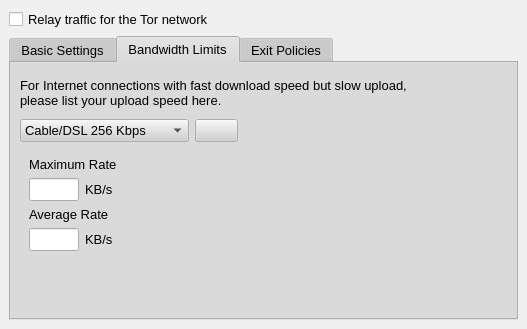
a-ilin/vidalia, file src/gui/config/serverpage.ui: the form before one commit.
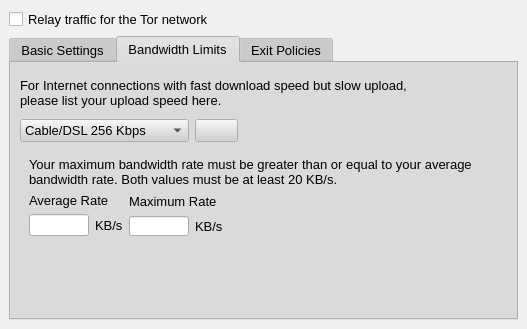
The form after the commit. The open tabs and pages were chosen to show the change. Icons and pictures are not drawn.

Commit message:
r1700@adrastea:  edmanm | 2007-02-24 20:11:14 -0500  Rearrange the custom bandwidth limit boxes a bit and add a couple sentences  to give users a hint as to what the constraints are, instead of simply  enforcing the limits and hoping they notice. They don't.
svn:r1652

What changed in the file:
```diff
--- a/src/gui/config/serverpage.ui
+++ b/src/gui/config/serverpage.ui
@@ -1035,127 +1035,7 @@
              <property name="spacing" >
               <number>6</number>
              </property>
-             <item row="1" column="0" >
-              <layout class="QGridLayout" >
-               <property name="margin" >
-                <number>0</number>
-               </property>
-               <property name="spacing" >
-                <number>6</number>
-               </property>
-               <item row="1" column="0" >
-                <widget class="QLineEdit" name="lineAvgRateLimit" >
-                 <property name="sizePolicy" >
-                  <sizepolicy>
-                   <hsizetype>0</hsizetype>
-                   <vsizetype>0</vsizetype>
-                   <horstretch>0</horstretch>
-                   <verstretch>0</verstretch>
-                  </sizepolicy>
-                 </property>
-                 <property name="minimumSize" >
-                  <size>
-                   <width>50</width>
-                   <height>0</height>
-                  </size>
-                 </property>
-                 <property name="maximumSize" >
-                  <size>
-                   <width>50</width>
-                   <height>27</height>
-                  </size>
-                 </property>
-                 <property name="contextMenuPolicy" >
-                  <enum>Qt::NoContextMenu</enum>
-                 </property>
-                 <property name="toolTip" >
-                  <string>Long-term average bandwidth limit</string>
-                 </property>
-                 <property name="maxLength" >
-                  <number>10</number>
-                 </property>
-                 <property name="alignment" >
-                  <set>Qt::AlignRight</set>
-                 </property>
-                </widget>
-               </item>
-               <item row="0" column="0" colspan="2" >
-                <widget class="QLabel" name="label_10" >
-                 <property name="text" >
-                  <string>Average Rate</string>
-                 </property>
-                </widget>
-               </item>
-               <item row="1" column="1" >
-                <widget class="QLabel" name="label_17" >
-                 <property name="text" >
-                  <string>KB/s</string>
-                 </property>
-                </widget>
-               </item>
-              </layout>
-             </item>
-             <item row="0" column="0" >
-              <layout class="QGridLayout" >
-               <property name="margin" >
-                <number>0</number>
-               </property>
-               <property name="spacing" >
-                <number>6</number>
-               </property>
-               <item row="1" column="0" >
-                <widget class="QLineEdit" name="lineMaxRateLimit" >
-                 <property name="sizePolicy" >
-                  <sizepolicy>
-                   <hsizetype>0</hsizetype>
-                   <vsizetype>0</vsizetype>
-                   <horstretch>0</horstretch>
-                   <verstretch>0</verstretch>
-                  </sizepolicy>
-                 </property>
-                 <property name="minimumSize" >
-                  <size>
-                   <width>50</width>
-                   <height>0</height>
-                  </size>
-                 </property>
-                 <property name="maximumSize" >
-                  <size>
-                   <width>50</width>
-                   <height>27</height>
-                  </size>
-                 </property>
-                 <property name="contextMenuPolicy" >
-                  <enum>Qt::NoContextMenu</enum>
-                 </property>
-                 <property name="toolTip" >
-                  <string>Peak bandwidth rate limit</string>
-                 </property>
-                 <property name="maxLength" >
-                  <number>10</number>
-                 </property>
-                 <property name="alignment" >
-                  <set>Qt::AlignRight</set>
-                 </property>
-                </widget>
-               </item>
-               <item row="1" column="1" >
-                <widget class="QLabel" name="label_15" >
-                 <property name="text" >
-                  <string>KB/s</string>
-                 </property>
-                </widget>
-               </item>
-               <item row="0" column="0" colspan="2" >
-                <widget class="QLabel" name="label_14" >
-                 <property name="text" >
-                  <string>Maximum Rate</string>
-                 </property>
-                </widget>
-               </item>
-              </layout>
-             </item>
-             <item row="2" column="0" >
+             <item row="4" column="0" >
               <spacer>
                <property name="orientation" >
                 <enum>Qt::Vertical</enum>
@@ -1168,6 +1048,186 @@
                </property>
               </spacer>
              </item>
+             <item row="1" column="0" >
+              <layout class="QHBoxLayout" >
+               <property name="margin" >
+                <number>0</number>
+               </property>
+               <property name="spacing" >
+                <number>6</number>
+               </property>
+               <item>
+                <layout class="QVBoxLayout" >
+                 <property name="margin" >
+                  <number>0</number>
+                 </property>
+                 <property name="spacing" >
+                  <number>6</number>
+                 </property>
+                 <item>
+                  <widget class="QLabel" name="label_2" >
+                   <property name="sizePolicy" >
+                    <sizepolicy>
+                     <hsizetype>1</hsizetype>
+                     <vsizetype>5</vsizetype>
+                     <horstretch>0</horstretch>
+                     <verstretch>0</verstretch>
+                    </sizepolicy>
+                   </property>
+                   <property name="text" >
+                    <string>Average Rate</string>
+                   </property>
+                  </widget>
+                 </item>
+                 <item>
+                  <layout class="QHBoxLayout" >
+                   <property name="margin" >
+                    <number>0</number>
+                   </property>
+                   <property name="spacing" >
+                    <number>6</number>
+                   </property>
+                   <item>
+                    <widget class="QLineEdit" name="lineAvgRateLimit" >
+                     <property name="sizePolicy" >
+                      <sizepolicy>
+                       <hsizetype>1</hsizetype>
+                       <vsizetype>0</vsizetype>
+                       <horstretch>0</horstretch>
+                       <verstretch>0</verstretch>
+                      </sizepolicy>
+                     </property>
+                     <property name="maximumSize" >
+                      <size>
+                       <width>60</width>
+                       <height>22</height>
+                      </size>
+                     </property>
+                     <property name="toolTip" >
+                      <string>Long-term average bandwidth rate</string>
+                     </property>
+                     <property name="maxLength" >
+                      <number>12</number>
+                     </property>
+                     <property name="alignment" >
+                      <set>Qt::AlignRight</set>
+                     </property>
+                    </widget>
+                   </item>
+                   <item>
+                    <widget class="QLabel" name="label_6" >
+                     <property name="text" >
+                      <string>KB/s</string>
+                     </property>
+                    </widget>
+                   </item>
+                  </layout>
+                 </item>
+                </layout>
+               </item>
+               <item>
+                <layout class="QVBoxLayout" >
+                 <property name="margin" >
+                  <number>0</number>
+                 </property>
+                 <property name="spacing" >
+                  <number>6</number>
+                 </property>
+                 <item>
+                  <widget class="QLabel" name="label_5" >
+                   <property name="sizePolicy" >
+                    <sizepolicy>
+                     <hsizetype>1</hsizetype>
+                     <vsizetype>5</vsizetype>
+                     <horstretch>0</horstretch>
+                     <verstretch>0</verstretch>
+                    </sizepolicy>
+                   </property>
+                   <property name="maximumSize" >
+                    <size>
+                     <width>100</width>
+                     <height>20</height>
+                    </size>
+                   </property>
+                   <property name="text" >
+                    <string>Maximum Rate</string>
+                   </property>
+                  </widget>
+                 </item>
+                 <item>
+                  <layout class="QHBoxLayout" >
+                   <property name="margin" >
+                    <number>0</number>
+                   </property>
+                   <property name="spacing" >
+                    <number>6</number>
+                   </property>
+                   <item>
+                    <widget class="QLineEdit" name="lineMaxRateLimit" >
+                     <property name="sizePolicy" >
+                      <sizepolicy>
+                       <hsizetype>1</hsizetype>
+                       <vsizetype>0</vsizetype>
+                       <horstretch>0</horstretch>
+                       <verstretch>0</verstretch>
+                      </sizepolicy>
+                     </property>
+                     <property name="maximumSize" >
+                      <size>
+                       <width>60</width>
+                       <height>20</height>
+                      </size>
+                     </property>
+                     <property name="toolTip" >
+                      <string>Peak bandwidth rate limit</string>
+                     </property>
+                     <property name="maxLength" >
+                      <number>12</number>
+                     </property>
+                     <property name="alignment" >
+                      <set>Qt::AlignRight</set>
+                     </property>
+                    </widget>
+                   </item>
+                   <item>
+                    <widget class="QLabel" name="label_7" >
+                     <property name="text" >
+                      <string>KB/s</string>
+                     </property>
+                    </widget>
+                   </item>
+                   <item>
+                    <spacer>
+                     <property name="orientation" >
+                      <enum>Qt::Horizontal</enum>
+                     </property>
+                     <property name="sizeType" >
+                      <enum>QSizePolicy::Expanding</enum>
+                     </property>
+                     <property name="sizeHint" >
+                      <size>
+                       <width>71</width>
+                       <height>20</height>
+                      </size>
+                     </property>
+                    </spacer>
+                   </item>
+                  </layout>
+                 </item>
+                </layout>
+               </item>
+              </layout>
+             </item>
+             <item row="0" column="0" >
+              <widget class="QLabel" name="label_8" >
+               <property name="text" >
+                <string>Your maximum bandwidth rate must be greater than or equal to your average bandwidth rate. Both values must be at least 20 KB/s.</string>
+               </property>
+               <property name="wordWrap" >
+                <bool>true</bool>
+               </property>
+              </widget>
+             </item>
             </layout>
            </widget>
           </item>
```
